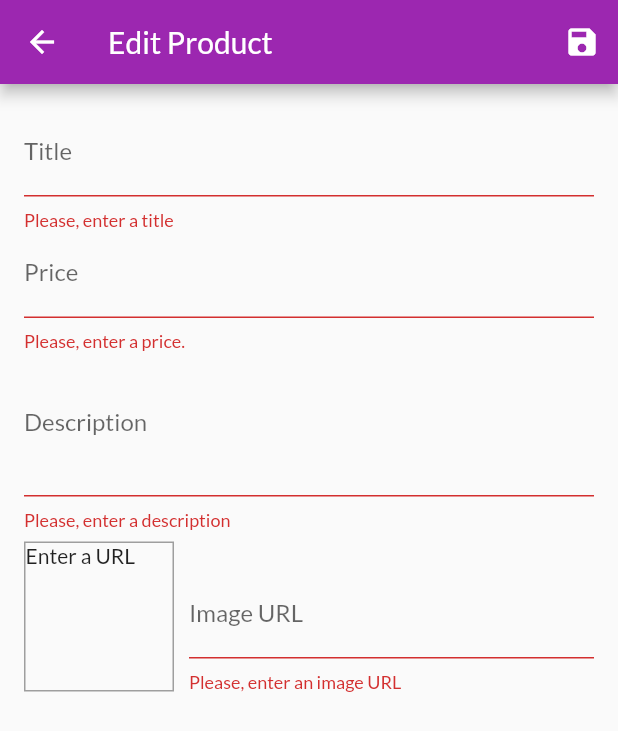
After one commit to makruban/shop_appacademind, a Flutter app: the EditProductScreen screen opened by its route, after a tap on the "save" icon, on a phone screen of 412 x 824 dp. The commit adds this screen. Shown: the top 731 px of the screen. Run offline on Flutter 3.47's test engine with Material 2 defaults, Android fonts, the phone set to English and light mode, and no system bars; network calls fail.

Commit message:
add product

```diff
--- a/lib/main.dart
+++ b/lib/main.dart
@@ -4,6 +4,7 @@ import 'package:shop_appacademind/screens/cart_screen.dart';
 import 'package:shop_appacademind/screens/product_detail_screen.dart';
 import 'package:shop_appacademind/screens/products_overview_screen.dart';
 import 'package:shop_appacademind/screens/user_products_screen.dart';
+import '../screens/edit_product_screen.dart';
 import '../providers/products_provider.dart';
 import '../providers/cart.dart';
 import '../providers/orders.dart';
@@ -43,6 +44,7 @@ class MyApp extends StatelessWidget {
           CartScreen.routeName: (ctx) => CartScreen(),
           OrdersScreen.routeName: (ctx) => OrdersScreen(),
           UserPruductsScreen.routeName: (ctx) => UserPruductsScreen(),
+          EditProductScreen.routeName: (ctx) => EditProductScreen(),
         },
       ),
     );
--- a/lib/providers/products_provider.dart
+++ b/lib/providers/products_provider.dart
@@ -97,8 +97,16 @@ class ProductsProvider with ChangeNotifier {
     return listFavoriteItems;
   }
 
-  void addProduct() {
-    // _items.add(value);
+  void addProduct(Product product) {
+    final newProduct = Product(
+      title: product.title,
+      description: product.description,
+      price: product.price,
+      imageUrl: product.imageUrl,
+      id: DateTime.now().toString(),
+    );
+    _items.add(newProduct);
+
     notifyListeners();
   }
 
--- /dev/null
+++ b/lib/screens/edit_product_screen.dart
@@ -0,0 +1,222 @@
+import 'package:flutter/material.dart';
+import 'package:provider/provider.dart';
+import '../providers/product.dart';
+import '../providers/products_provider.dart';
+
+class EditProductScreen extends StatefulWidget {
+  static const String routeName = '/edit_product';
+
+  @override
+  _EditProductScreenState createState() => _EditProductScreenState();
+}
+
+class _EditProductScreenState extends State<EditProductScreen> {
+  final _priceFocusNode = FocusNode();
+  final _descriptionFocusNode = FocusNode();
+  final _imageUrlController = TextEditingController();
+  final _imageUrlFocusNode = FocusNode();
+  final _formKey = GlobalKey<FormState>();
+  var _editedProduct = Product(
+    id: '',
+    title: '',
+    price: 0.0,
+    description: '',
+    imageUrl: '',
+  );
+
+  @override
+  void initState() {
+    _imageUrlFocusNode.addListener(_updateImageUrl);
+    super.initState();
+  }
+
+  @override
+  void dispose() {
+    _imageUrlFocusNode.removeListener(_updateImageUrl);
+    _priceFocusNode.dispose();
+    _descriptionFocusNode.dispose();
+    _imageUrlController.dispose();
+    _imageUrlFocusNode.dispose();
+    super.dispose();
+  }
+
+  void _updateImageUrl() {
+    if (!_imageUrlFocusNode.hasFocus) {
+      setState(() {});
+    }
+  }
+
+  void _saveForm() {
+    final isValid = _formKey.currentState!.validate();
+    if (!isValid) {
+      return;
+    }
+    _formKey.currentState!.save();
+    Provider.of<ProductsProvider>(context, listen: false).addProduct(_editedProduct);
+    Navigator.of(context).pop();
+  }
+
+  @override
+  Widget build(BuildContext context) {
+    return Scaffold(
+      appBar: AppBar(title: Text('Edit Product'), actions: [
+        IconButton(
+          icon: Icon(Icons.save),
+          onPressed: () {
+            _saveForm();
+          },
+        ),
+      ]),
+      body: Padding(
+        padding: const EdgeInsets.all(16.0),
+        child: Form(
+          key: _formKey,
+          child: ListView(
+            children: [
+              TextFormField(
+                decoration: InputDecoration(
+                  labelText: 'Title',
+                ),
+                textInputAction: TextInputAction.next,
+                onFieldSubmitted: (_) {
+                  FocusScope.of(context).requestFocus(_priceFocusNode);
+                },
+                onSaved: (value) {
+                  _editedProduct = Product(
+                    id: '',
+                    title: value!,
+                    price: _editedProduct.price,
+                    description: _editedProduct.description,
+                    imageUrl: _editedProduct.imageUrl,
+                  );
+                },
+                validator: (value) {
+                  if (value!.isEmpty) {
+                    return 'Please, enter a title';
+                  } else {
+                    return null;
+                  }
+
+                },
+              ),
+              TextFormField(
+                  decoration: InputDecoration(
+                    labelText: 'Price',
+                  ),
+                  textInputAction: TextInputAction.next,
+                  keyboardType: TextInputType.number,
+                  focusNode: _priceFocusNode,
+                  onFieldSubmitted: (_) {
+                    FocusScope.of(context).requestFocus(_descriptionFocusNode);
+                  },
+                  onSaved: (value) {
+                    _editedProduct = Product(
+                      id: '',
+                      title: _editedProduct.title,
+                      price: double.parse(value!),
+                      description: _editedProduct.description,
+                      imageUrl: _editedProduct.imageUrl,
+                    );
+                  },
+              validator: (value) {
+                    if(value!.isEmpty){
+                      return 'Please, enter a price.';
+                    }
+                    if (double.tryParse(value) == null){
+                      return 'Please, enter a valid number.';
+                    }
+                    if(double.parse(value) <= 0 ){
+                      return 'Please, enter a correct price.';
+                    }
+                    return null;
+              },),
+              TextFormField(
+                  focusNode: _descriptionFocusNode,
+                  decoration: InputDecoration(
+                    labelText: 'Description',
+                  ),
+                  maxLines: 3,
+                  keyboardType: TextInputType.multiline,
+                  onSaved: (value) {
+                    _editedProduct = Product(
+                      id: '',
+                      title: _editedProduct.title,
+                      price: _editedProduct.price,
+                      description: value!,
+                      imageUrl: _editedProduct.imageUrl,
+                    );
+                  },
+              validator: (value) {
+                    if (value!.isEmpty){
+                      return 'Please, enter a description';
+                    }
+                    return null;
+              },),
+              Row(
+                crossAxisAlignment: CrossAxisAlignment.end,
+                children: [
+                  Container(
+                    width: 100,
+                    height: 100,
+                    margin: const EdgeInsets.only(top: 8, right: 10),
+                    decoration: BoxDecoration(
+                      border: Border.all(
+                        width: 1,
+                        color: Colors.grey,
+                      ),
+                    ),
+                    child: _imageUrlController.text.isEmpty
+                        ? Text(
+                            'Enter a URL',
+                          )
+                        : FittedBox(
+                            child: Image.network(
+                              _imageUrlController.text,
+                            ),
+                            fit: BoxFit.cover,
+                          ),
+                  ),
+                  Expanded(
+                    child: TextFormField(
+                        focusNode: _imageUrlFocusNode,
+                        decoration: InputDecoration(
+                          labelText: 'Image URL',
+                        ),
+                        keyboardType: TextInputType.url,
+                        textInputAction: TextInputAction.done,
+                        controller: _imageUrlController,
+                        onFieldSubmitted: (_) => _saveForm(),
+                        onEditingComplete: () {
+                          setState(() {});
+                        },
+                        onSaved: (value) {
+                          _editedProduct = Product(
+                            id: '',
+                            title: _editedProduct.title,
+                            price: _editedProduct.price,
+                            description: _editedProduct.description,
+                            imageUrl: value!,
+                          );
+                        },
+                    validator: (value){
+                          if (value!.isEmpty){
+                            return 'Please, enter an image URL';
+                          }
+                          if (!value.startsWith('https') && !value.startsWith('http')){
+                            return 'Please, enter a valid URL';
+                          }
+                          if (!value.endsWith('.png') && !value.endsWith('.jpg') && !value.endsWith('.jpeg')){
+                            return 'Please enter a valid image URL';
+                          }
+                          return null;
+                    },),
+                  ),
+                ],
+              )
+            ],
+          ),
+        ),
+      ),
+    );
+  }
+}
--- a/lib/screens/user_products_screen.dart
+++ b/lib/screens/user_products_screen.dart
@@ -1,5 +1,6 @@
 import 'package:flutter/material.dart';
 import 'package:provider/provider.dart';
+import 'package:shop_appacademind/screens/edit_product_screen.dart';
 
 import '../providers/products_provider.dart';
 import '../widgets/user_product_item.dart';
@@ -18,7 +19,9 @@ class UserPruductsScreen extends StatelessWidget {
         actions: [
           IconButton(
             icon: const Icon(Icons.add),
-            onPressed: () {},
+            onPressed: () {
+              Navigator.of(context).pushNamed(EditProductScreen.routeName);
+            },
           ),
         ],
       ),
```
